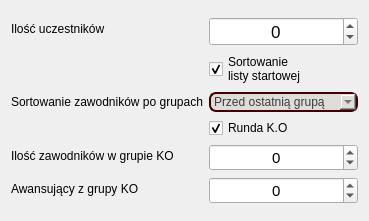
Before: the Qt Designer form source/UI/EditorWidgets/RoundInfoEditorWidget.ui in SiekamCebule/sj-sim, drawn with Qt 5.
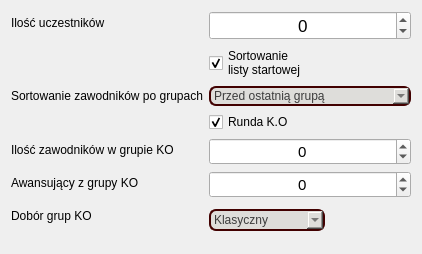
After: the same form once the commit is applied. Icons and pictures are not drawn.

Patch:
```diff
--- a/source/UI/EditorWidgets/RoundInfoEditorWidget.ui
+++ b/source/UI/EditorWidgets/RoundInfoEditorWidget.ui
@@ -6,8 +6,8 @@
    <rect>
     <x>0</x>
     <y>0</y>
-    <width>369</width>
-    <height>221</height>
+    <width>422</width>
+    <height>254</height>
    </rect>
   </property>
   <property name="sizePolicy">
@@ -163,6 +163,127 @@
        </property>
       </widget>
      </item>
+     <item row="6" column="0">
+      <widget class="QLabel" name="label_KOGroupsSelectionType">
+       <property name="text">
+        <string>Dobór grup KO</string>
+       </property>
+      </widget>
+     </item>
+     <item row="6" column="1">
+      <layout class="QHBoxLayout" name="horizontalLayout">
+       <item>
+        <widget class="QComboBox" name="comboBox_KOGroupsSelectionType">
+         <property name="sizePolicy">
+          <sizepolicy hsizetype="Maximum" vsizetype="Expanding">
+           <horstretch>0</horstretch>
+           <verstretch>0</verstretch>
+          </sizepolicy>
+         </property>
+         <property name="maximumSize">
+          <size>
+           <width>16777215</width>
+           <height>22</height>
+          </size>
+         </property>
+         <property name="styleSheet">
+          <string notr="true">QWidget{
+	background-color: rgb(222, 221, 218);
+	color: rgb(60, 60, 60);
+	border: 2px solid rgb(65, 0, 0);
+	border-radius: 7px;
+}</string>
+         </property>
+         <item>
+          <property name="text">
+           <string>Klasyczny</string>
+          </property>
+         </item>
+         <item>
+          <property name="text">
+           <string>Dla dużych grup</string>
+          </property>
+         </item>
+         <item>
+          <property name="text">
+           <string>Losowo (koszyki)</string>
+          </property>
+         </item>
+         <item>
+          <property name="text">
+           <string>Losowo</string>
+          </property>
+         </item>
+         <item>
+          <property name="text">
+           <string>Ręcznie</string>
+          </property>
+         </item>
+        </widget>
+       </item>
+       <item>
+        <spacer name="horizontalSpacer">
+         <property name="orientation">
+          <enum>Qt::Horizontal</enum>
+         </property>
+         <property name="sizeType">
+          <enum>QSizePolicy::Maximum</enum>
+         </property>
+         <property name="sizeHint" stdset="0">
+          <size>
+           <width>15</width>
+           <height>20</height>
+          </size>
+         </property>
+        </spacer>
+       </item>
+       <item>
+        <widget class="QLabel" name="label_warningIcon">
+         <property name="minimumSize">
+          <size>
+           <width>32</width>
+           <height>32</height>
+          </size>
+         </property>
+         <property name="maximumSize">
+          <size>
+           <width>32</width>
+           <height>32</height>
+          </size>
+         </property>
+         <property name="font">
+          <font>
+           <pointsize>8</pointsize>
+          </font>
+         </property>
+         <property name="toolTip">
+          <string>&lt;html&gt;&lt;head/&gt;&lt;body&gt;&lt;p&gt;&lt;span style=&quot; font-weight:700; color:#ff3434;&quot;&gt;Aby klasyczny dobór grup działał, ilość zawodników w grupie musi być równa 2, a ilość skoczków w rundzie parzysta.&lt;/span&gt;&lt;span style=&quot; color:#ff3434;&quot;&gt; W trybie klasycznym pierwszy zawodnik rywalizuje z ostatnim itd.&lt;/span&gt;&lt;/p&gt;&lt;/body&gt;&lt;/html&gt;</string>
+         </property>
+         <property name="whatsThis">
+          <string/>
+         </property>
+         <property name="styleSheet">
+          <string notr="true">background: transparent;</string>
+         </property>
+         <property name="text">
+          <string/>
+         </property>
+         <property name="pixmap">
+          <pixmap resource="../../../assets.qrc">:/img/warning.png</pixmap>
+         </property>
+         <property name="scaledContents">
+          <bool>false</bool>
+         </property>
+         <property name="wordWrap">
+          <bool>false</bool>
+         </property>
+         <property name="buddy">
+          <cstring></cstring>
+         </property>
+        </widget>
+       </item>
+      </layout>
+     </item>
     </layout>
    </item>
   </layout>
```
Left out of the diff: 54 changed lines with no effect on the pictures.
